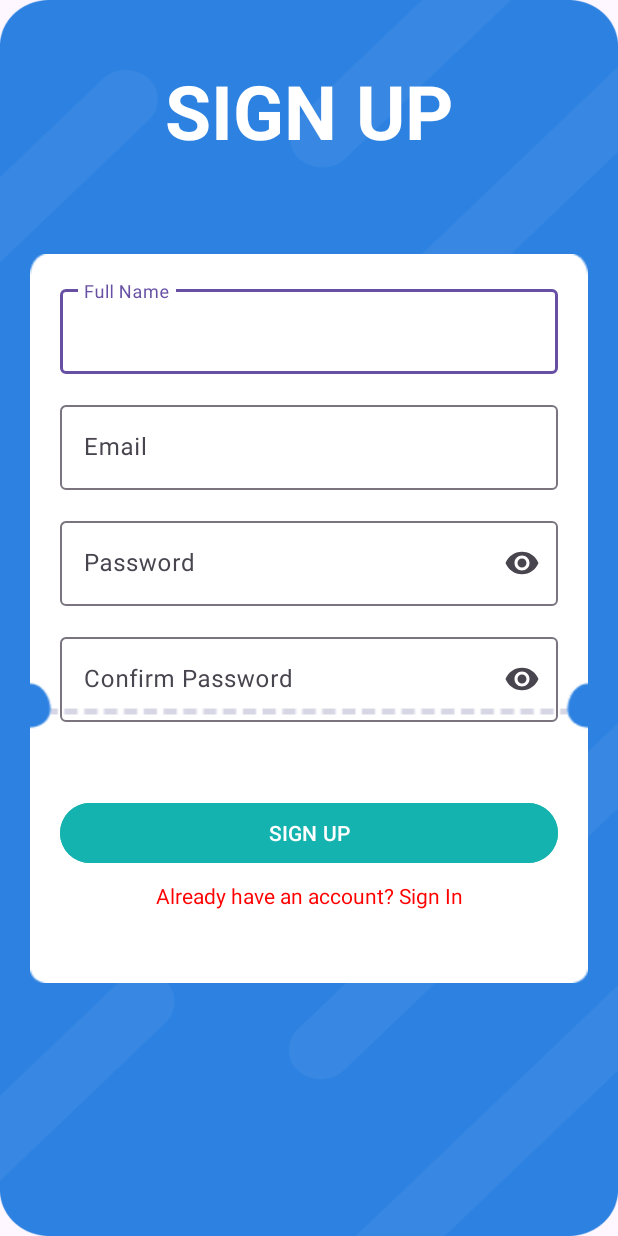
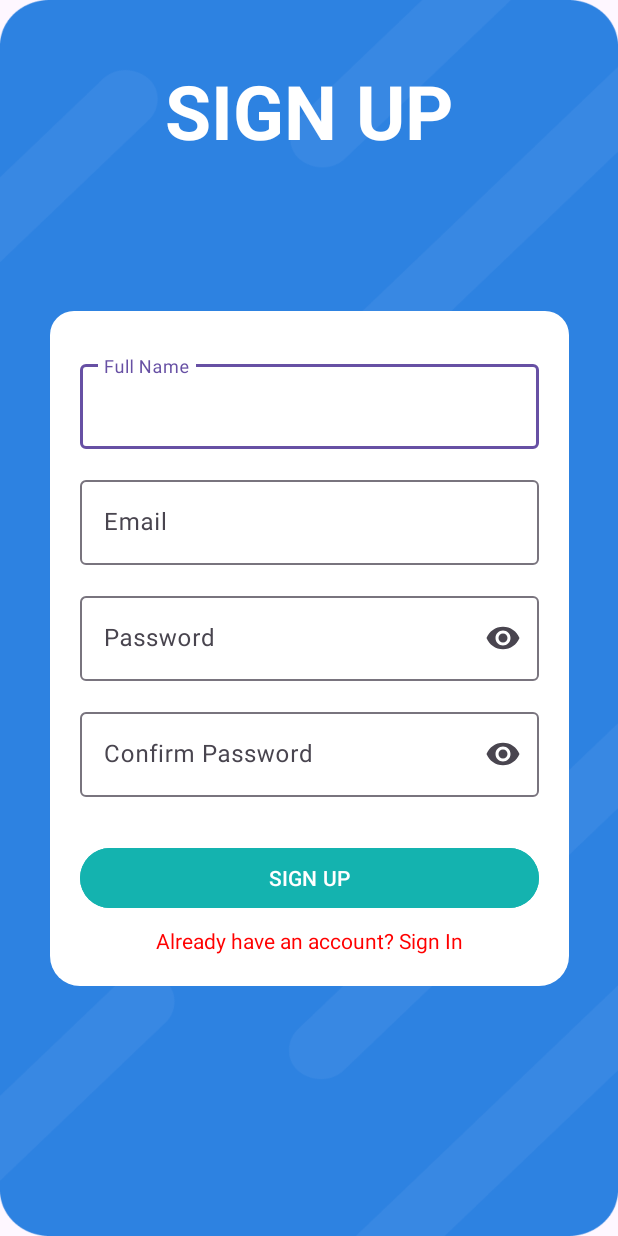
Before and after one commit to jlstheo07/SelaluAda_Android, an Android app: the RegisterActivity screen opened directly, with no data from a screen before it, on a phone screen of 412 x 824 dp. Run offline under Robolectric (Android 15) with nearby library versions, the phone set to English and light mode, and no system bars.

Commit message:
Perbaiki layout login register profile

```diff
--- a/app/src/main/res/layout/activity_register.xml
+++ b/app/src/main/res/layout/activity_register.xml
@@ -8,21 +8,10 @@
     android:background="@drawable/bgauth"
     tools:context=".ui.RegisterActivity">
 
-    <ImageView
-        android:layout_width="match_parent"
-        android:layout_height="wrap_content"
-        android:layout_marginStart="20dp"
-        android:layout_marginEnd="20dp"
-        android:background="@drawable/bg_ticketlinestretch"
-        app:layout_constraintTop_toTopOf="parent"
-        app:layout_constraintBottom_toBottomOf="parent"
-        app:layout_constraintStart_toStartOf="parent"
-        app:layout_constraintEnd_toEndOf="parent"
-        tools:ignore="MissingConstraints" />
-
+    <!-- Title Tetap Di Luar Rectangle -->
     <TextView
         android:id="@+id/tvSignUpTitle"
-        android:layout_width="391dp"
+        android:layout_width="wrap_content"
         android:layout_height="wrap_content"
         android:layout_marginTop="40dp"
         android:gravity="center"
@@ -34,18 +23,31 @@
         app:layout_constraintStart_toStartOf="parent"
         app:layout_constraintEnd_toEndOf="parent" />
 
-    <!-- Name -->
+    <!-- Rectangle Container -->
+    <ImageView
+        android:id="@+id/rectangleContainer"
+        android:layout_width="346dp"
+        android:layout_height="450dp"
+        android:layout_marginTop="100dp"
+        android:layout_marginStart="20dp"
+        android:layout_marginEnd="20dp"
+        android:background="@drawable/rectangle_white"
+        app:layout_constraintEnd_toEndOf="parent"
+        app:layout_constraintStart_toStartOf="parent"
+        app:layout_constraintTop_toBottomOf="@id/tvSignUpTitle" />
+
+    <!-- Full Name -->
     <com.google.android.material.textfield.TextInputLayout
         android:id="@+id/etName"
         android:layout_width="0dp"
         android:layout_height="wrap_content"
-        android:layout_marginTop="80dp"
-        android:layout_marginStart="40dp"
-        android:layout_marginEnd="40dp"
+        android:layout_marginTop="30dp"
+        android:layout_marginStart="20dp"
+        android:layout_marginEnd="20dp"
         android:hint="Full Name"
-        app:layout_constraintTop_toBottomOf="@id/tvSignUpTitle"
-        app:layout_constraintStart_toStartOf="parent"
-        app:layout_constraintEnd_toEndOf="parent">
+        app:layout_constraintTop_toTopOf="@id/rectangleContainer"
+        app:layout_constraintStart_toStartOf="@id/rectangleContainer"
+        app:layout_constraintEnd_toEndOf="@id/rectangleContainer">
 
         <com.google.android.material.textfield.TextInputEditText
             android:id="@+id/namalengkapreg"
@@ -61,12 +63,12 @@
         android:layout_width="0dp"
         android:layout_height="wrap_content"
         android:layout_marginTop="15dp"
-        android:layout_marginStart="40dp"
-        android:layout_marginEnd="40dp"
+        android:layout_marginStart="20dp"
+        android:layout_marginEnd="20dp"
         android:hint="Email"
         app:layout_constraintTop_toBottomOf="@id/etName"
-        app:layout_constraintStart_toStartOf="parent"
-        app:layout_constraintEnd_toEndOf="parent">
+        app:layout_constraintStart_toStartOf="@id/rectangleContainer"
+        app:layout_constraintEnd_toEndOf="@id/rectangleContainer">
 
         <com.google.android.material.textfield.TextInputEditText
             android:id="@+id/emailreg"
@@ -82,13 +84,13 @@
         android:layout_width="0dp"
         android:layout_height="wrap_content"
         android:layout_marginTop="15dp"
-        android:layout_marginStart="40dp"
-        android:layout_marginEnd="40dp"
+        android:layout_marginStart="20dp"
+        android:layout_marginEnd="20dp"
         android:hint="Password"
         app:endIconMode="password_toggle"
         app:layout_constraintTop_toBottomOf="@id/etSignUpEmail"
-        app:layout_constraintStart_toStartOf="parent"
-        app:layout_constraintEnd_toEndOf="parent">
+        app:layout_constraintStart_toStartOf="@id/rectangleContainer"
+        app:layout_constraintEnd_toEndOf="@id/rectangleContainer">
 
         <com.google.android.material.textfield.TextInputEditText
             android:id="@+id/passreg"
@@ -104,13 +106,13 @@
         android:layout_width="0dp"
         android:layout_height="wrap_content"
         android:layout_marginTop="15dp"
-        android:layout_marginStart="40dp"
-        android:layout_marginEnd="40dp"
+        android:layout_marginStart="20dp"
+        android:layout_marginEnd="20dp"
         android:hint="Confirm Password"
         app:endIconMode="password_toggle"
         app:layout_constraintTop_toBottomOf="@id/etSignUpPassword"
-        app:layout_constraintStart_toStartOf="parent"
-        app:layout_constraintEnd_toEndOf="parent">
+        app:layout_constraintStart_toStartOf="@id/rectangleContainer"
+        app:layout_constraintEnd_toEndOf="@id/rectangleContainer">
 
         <com.google.android.material.textfield.TextInputEditText
             android:id="@+id/passconreg"
@@ -125,15 +127,15 @@
         android:id="@+id/btnRegister"
         android:layout_width="0dp"
         android:layout_height="wrap_content"
-        android:layout_marginTop="50dp"
-        android:layout_marginStart="40dp"
-        android:layout_marginEnd="40dp"
+        android:layout_marginTop="30dp"
+        android:layout_marginStart="20dp"
+        android:layout_marginEnd="20dp"
         android:backgroundTint="@color/defrgreen"
         android:text="SIGN UP"
         android:textColor="@android:color/white"
         app:layout_constraintTop_toBottomOf="@id/etConfirmPassword"
-        app:layout_constraintStart_toStartOf="parent"
-        app:layout_constraintEnd_toEndOf="parent" />
+        app:layout_constraintStart_toStartOf="@id/rectangleContainer"
+        app:layout_constraintEnd_toEndOf="@id/rectangleContainer" />
 
     <!-- Login Text -->
     <TextView
@@ -144,7 +146,7 @@
         android:text="Already have an account? Sign In"
         android:textColor="@color/red"
         app:layout_constraintTop_toBottomOf="@id/btnRegister"
-        app:layout_constraintStart_toStartOf="parent"
-        app:layout_constraintEnd_toEndOf="parent" />
+        app:layout_constraintStart_toStartOf="@id/rectangleContainer"
+        app:layout_constraintEnd_toEndOf="@id/rectangleContainer" />
 
 </androidx.constraintlayout.widget.ConstraintLayout>
--- a/app/src/main/res/layout/fragment_history.xml
+++ b/app/src/main/res/layout/fragment_history.xml
@@ -1,7 +1,8 @@
 <LinearLayout xmlns:android="http://schemas.android.com/apk/res/android"
     android:layout_width="match_parent"
     android:layout_height="match_parent"
-    android:orientation="vertical">
+    android:orientation="vertical"
+    android:background="@drawable/rectangle_base">
 
     <TextView
         android:id="@+id/historyHeader"
--- a/app/src/main/res/layout/fragment_home.xml
+++ b/app/src/main/res/layout/fragment_home.xml
@@ -2,7 +2,8 @@
 <RelativeLayout xmlns:android="http://schemas.android.com/apk/res/android"
     xmlns:app="http://schemas.android.com/apk/res-auto"
     android:layout_width="match_parent"
-    android:layout_height="match_parent">
+    android:layout_height="match_parent"
+    android:background="@drawable/rectangle_base">
 
     <FrameLayout
         android:id="@+id/fragment_container"
--- a/app/src/main/res/layout/fragment_loan.xml
+++ b/app/src/main/res/layout/fragment_loan.xml
@@ -4,7 +4,8 @@
     android:layout_width="match_parent"
     android:layout_height="match_parent"
     android:orientation="vertical"
-    android:padding="16dp">
+    android:padding="16dp"
+    android:background="@drawable/rectangle_base">
 
     <!-- Bagian atas: Form Input Loan -->
     <LinearLayout
@@ -13,7 +14,7 @@
         android:orientation="vertical"
         android:minHeight="48dp"
         android:padding="8dp"
-        android:background="@color/defrgreen"
+        android:background="@drawable/rectangle_white"
         >
 
 
```
Also changed, not shown: app/src/main/res/layout/activity_change_password.xml (+30 -29 lines), app/src/main/res/layout/activity_login.xml (+5 -3 lines), app/src/main/res/layout/fragment_profile.xml (+6 -1 lines).
